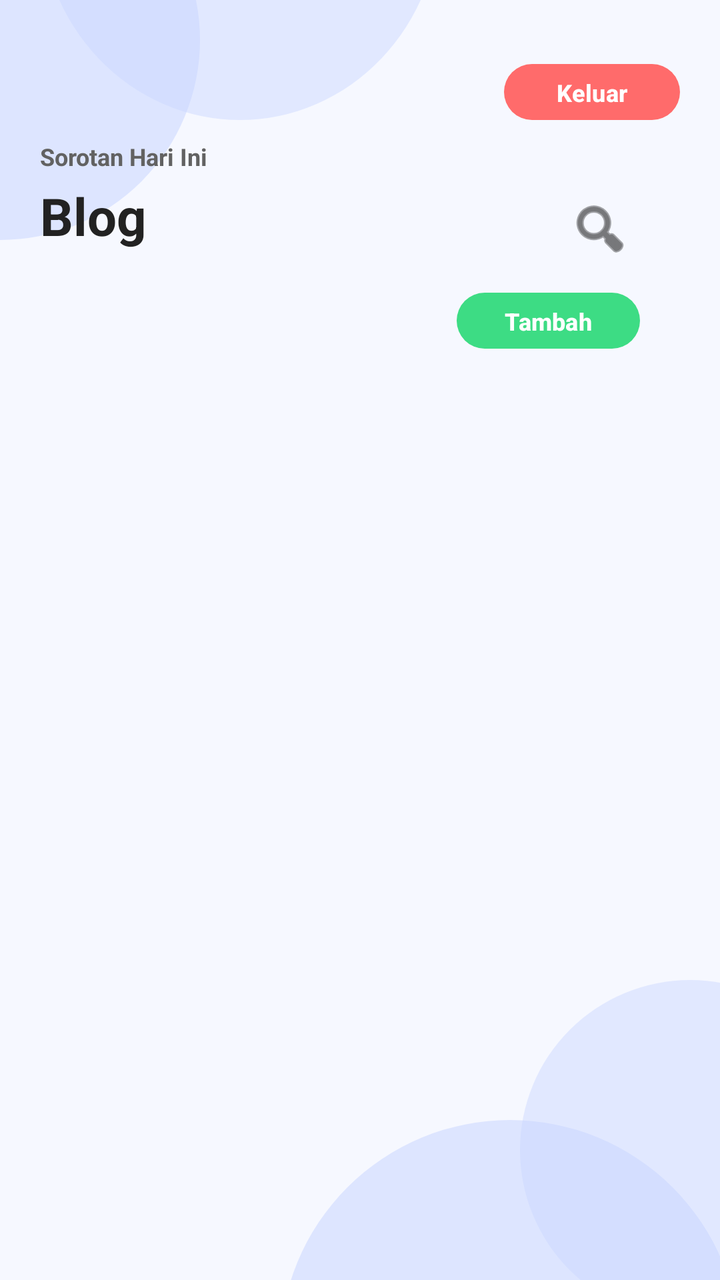
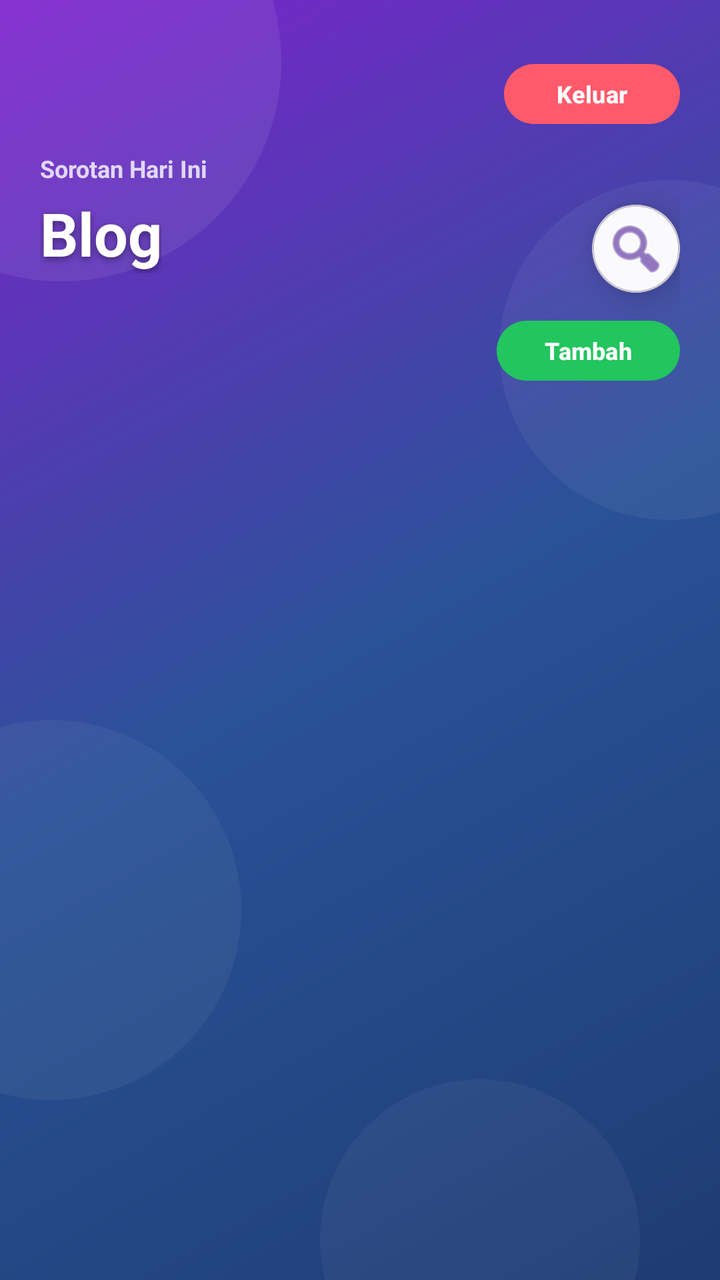

Screens rendered from an Android XML layout before and after an edit, with the pre-edit source and the edit as a unified diff.
<!-- AndroidManifest.xml: application theme Theme.NajwaBelajarNavigationDrawer -->
<!-- res/layout/activity_blog_list.xml -->
<?xml version="1.0" encoding="utf-8"?>
<androidx.constraintlayout.widget.ConstraintLayout
    xmlns:android="http://schemas.android.com/apk/res/android"
    xmlns:app="http://schemas.android.com/apk/res-auto"
    xmlns:tools="http://schemas.android.com/tools"
    android:layout_width="match_parent"
    android:layout_height="match_parent"
    android:background="#F6F8FF"
    tools:context=".BlogListActivity">

    
    <View
        android:id="@+id/bubbleTopLeftBig"
        android:layout_width="200dp"
        android:layout_height="200dp"
        android:alpha="0.55"
        android:background="@drawable/bg_login_bubble"
        android:translationX="-100dp"
        android:translationY="-80dp"
        app:layout_constraintStart_toStartOf="parent"
        app:layout_constraintTop_toTopOf="parent" />

    <View
        android:id="@+id/bubbleTopLeftSmall"
        android:layout_width="200dp"
        android:layout_height="210dp"
        android:alpha="0.45"
        android:background="@drawable/bg_login_bubble"
        android:translationX="20dp"
        android:translationY="-150dp"
        app:layout_constraintStart_toStartOf="parent"
        app:layout_constraintTop_toTopOf="parent" />

    <View
        android:id="@+id/bubbleBottomRightBig"
        android:layout_width="230dp"
        android:layout_height="230dp"
        android:alpha="0.55"
        android:background="@drawable/bg_login_bubble"
        android:translationX="10dp"
        android:translationY="150dp"
        app:layout_constraintBottom_toBottomOf="parent"
        app:layout_constraintEnd_toEndOf="parent" />

    <View
        android:id="@+id/bubbleBottomRightSmall"
        android:layout_width="170dp"
        android:layout_height="170dp"
        android:alpha="0.45"
        android:background="@drawable/bg_login_bubble"
        android:translationX="70dp"
        android:translationY="20dp"
        app:layout_constraintBottom_toBottomOf="parent"
        app:layout_constraintEnd_toEndOf="parent" />

    
    <androidx.constraintlayout.widget.ConstraintLayout
        android:id="@+id/headerContainer"
        android:layout_width="0dp"
        android:layout_height="wrap_content"
        android:layout_marginTop="4dp"
        android:paddingStart="20dp"
        android:paddingTop="24dp"
        android:paddingEnd="20dp"
        android:paddingBottom="8dp"
        app:layout_constraintEnd_toEndOf="parent"
        app:layout_constraintHorizontal_bias="0.0"
        app:layout_constraintStart_toStartOf="parent"
        app:layout_constraintTop_toTopOf="parent">

        
        <com.google.android.material.button.MaterialButton
            android:id="@+id/btnLogout"
            android:layout_width="wrap_content"
            android:layout_height="36dp"
            android:text="Keluar"
            android:textAllCaps="false"
            android:textColor="@android:color/white"
            android:textSize="12sp"
            android:textStyle="bold"
            app:backgroundTint="#FF6B6B"
            app:cornerRadius="14dp"
            app:layout_constraintEnd_toEndOf="parent"
            app:layout_constraintTop_toTopOf="parent" />

        
        <TextView
            android:id="@+id/tvHighlight"
            android:layout_width="wrap_content"
            android:layout_height="wrap_content"
            android:layout_marginTop="6dp"
            android:text="Sorotan Hari Ini"
            android:textColor="#626262"
            android:textSize="12sp"
            android:textStyle="bold"
            app:layout_constraintStart_toStartOf="parent"
            app:layout_constraintTop_toBottomOf="@id/btnLogout" />

        
        <TextView
            android:id="@+id/tvTitlePage"
            android:layout_width="wrap_content"
            android:layout_height="wrap_content"
            android:layout_marginTop="4dp"
            android:text="Blog"
            android:textColor="#222222"
            android:textSize="26sp"
            android:textStyle="bold"
            app:layout_constraintStart_toStartOf="parent"
            app:layout_constraintTop_toBottomOf="@id/tvHighlight" />

        
        <ImageButton
            android:id="@+id/btnSearch"
            android:layout_width="40dp"
            android:layout_height="40dp"
            android:layout_marginTop="8dp"
            android:layout_marginEnd="20dp"
            android:background="@android:color/transparent"
            android:contentDescription="Cari"
            android:padding="8dp"
            android:src="@android:drawable/ic_menu_search"
            app:layout_constraintEnd_toEndOf="parent"
            app:layout_constraintTop_toBottomOf="@+id/tvHighlight"
            app:tint="#222222" />

        
        <com.google.android.material.button.MaterialButton
            android:id="@+id/btnTambah"
            android:layout_width="wrap_content"
            android:layout_height="36dp"
            android:layout_marginTop="8dp"
            android:layout_marginEnd="20dp"
            android:text="Tambah"
            android:textAllCaps="false"
            android:textColor="@android:color/white"
            android:textSize="12sp"
            android:textStyle="bold"
            app:backgroundTint="#3DDC84"
            app:cornerRadius="14dp"
            app:layout_constraintEnd_toEndOf="parent"
            app:layout_constraintTop_toBottomOf="@id/btnSearch" />

        
        <androidx.constraintlayout.widget.Barrier
            android:id="@+id/barrierHeaderBottom"
            android:layout_width="0dp"
            android:layout_height="wrap_content"
            app:barrierDirection="bottom"
            app:constraint_referenced_ids="tvTitlePage,btnTambah" />

        
        <com.google.android.material.card.MaterialCardView
            android:id="@+id/cardSearchBar"
            android:layout_width="0dp"
            android:layout_height="wrap_content"
            android:layout_marginTop="10dp"
            android:visibility="gone"
            app:cardCornerRadius="16dp"
            app:cardElevation="6dp"
            app:cardUseCompatPadding="true"
            app:cardBackgroundColor="@android:color/white"
            app:layout_constraintTop_toBottomOf="@id/barrierHeaderBottom"
            app:layout_constraintStart_toStartOf="parent"
            app:layout_constraintEnd_toEndOf="parent">

            <androidx.constraintlayout.widget.ConstraintLayout
                android:layout_width="match_parent"
                android:layout_height="wrap_content"
                android:padding="10dp">

                <com.google.android.material.textfield.TextInputLayout
                    android:id="@+id/tilSearch"
                    style="@style/Widget.MaterialComponents.TextInputLayout.OutlinedBox"
                    android:layout_width="0dp"
                    android:layout_height="wrap_content"
                    android:minHeight="52dp"
                    app:boxCollapsedPaddingTop="0dp"
                    app:boxBackgroundColor="@android:color/white"
                    app:boxStrokeColor="#9CC2FF"
                    app:boxStrokeWidth="1.5dp"
                    app:boxCornerRadiusTopStart="18dp"
                    app:boxCornerRadiusTopEnd="18dp"
                    app:boxCornerRadiusBottomStart="18dp"
                    app:boxCornerRadiusBottomEnd="18dp"
                    app:endIconMode="clear_text"
                    app:hintEnabled="false"
                    app:layout_constraintStart_toStartOf="parent"
                    app:layout_constraintEnd_toStartOf="@id/btnCloseSearch"
                    app:layout_constraintTop_toTopOf="parent"
                    app:layout_constraintBottom_toBottomOf="parent">

                    <com.google.android.material.textfield.TextInputEditText
                        android:id="@+id/etSearch"
                        android:layout_width="match_parent"
                        android:layout_height="wrap_content"
                        android:hint="Cari judul / penulis / isi..."
                        android:paddingStart="16dp"
                        android:paddingEnd="56dp"
                        android:paddingTop="12dp"
                        android:paddingBottom="12dp"
                        android:gravity="center_vertical"
                        android:singleLine="true"
                        android:scrollHorizontally="true"

                        android:inputType="textNoSuggestions"
                        android:importantForAutofill="no"
                        android:autofillHints=""
                        android:imeOptions="actionSearch|flagNoPersonalizedLearning"

                        android:textColor="#222222"
                        android:textSize="13sp"
                        android:includeFontPadding="false"/>
                </com.google.android.material.textfield.TextInputLayout>

                <ImageButton
                    android:id="@+id/btnCloseSearch"
                    android:layout_width="40dp"
                    android:layout_height="40dp"
                    android:layout_marginStart="8dp"
                    android:background="@android:color/transparent"
                    android:contentDescription="Tutup search"
                    android:src="@android:drawable/ic_menu_close_clear_cancel"
                    app:tint="#222222"
                    app:layout_constraintEnd_toEndOf="parent"
                    app:layout_constraintTop_toTopOf="parent"
                    app:layout_constraintBottom_toBottomOf="parent" />

            </androidx.constraintlayout.widget.ConstraintLayout>
        </com.google.android.material.card.MaterialCardView>

    </androidx.constraintlayout.widget.ConstraintLayout>

    <androidx.recyclerview.widget.RecyclerView
        android:id="@+id/rvBlog"
        android:layout_width="0dp"
        android:layout_height="0dp"
        android:clipToPadding="false"
        android:overScrollMode="never"
        android:paddingStart="12dp"
        android:paddingEnd="12dp"
        android:paddingTop="8dp"
        android:paddingBottom="24dp"
        android:layout_marginTop="4dp"
        app:layout_constraintTop_toBottomOf="@id/headerContainer"
        app:layout_constraintBottom_toBottomOf="parent"
        app:layout_constraintStart_toStartOf="parent"
        app:layout_constraintEnd_toEndOf="parent"/>

</androidx.constraintlayout.widget.ConstraintLayout>
<!-- resources referenced by this layout -->
<resources>
  <!-- drawable bg_login_bubble (drawable) -->
  <?xml version="1.0" encoding="utf-8"?>
  <shape xmlns:android="http://schemas.android.com/apk/res/android" android:shape="oval">
      <solid android:color="#C9D6FF"/>
  </shape>
  <style name="Theme.NajwaBelajarNavigationDrawer" parent="Base.Theme.NajwaBelajarNavigationDrawer" />
  <style name="Base.Theme.NajwaBelajarNavigationDrawer" parent="Theme.Material3.DayNight.NoActionBar">
  
          <item name="colorPrimary">@color/biru_tua</item>
          <item name="colorPrimaryContainer">@color/biru_muda</item>
          <item name="colorOnPrimary">@android:color/white</item>
  
          <item name="android:windowBackground">@color/putih</item>
          <item name="android:statusBarColor">@color/biru_tua</item>
  
          <item name="windowActionBar">false</item>
          <item name="android:windowNoTitle">true</item>
      </style>
  <color name="biru_tua">#0D47A1</color>
  <color name="biru_muda">#42A5F5</color>
  <color name="putih">#FFFFFFFF</color>
</resources>

<!-- the commit's change to res/layout/activity_blog_list.xml (unified diff, before → after) -->
@@ -5,96 +5,96 @@
     xmlns:tools="http://schemas.android.com/tools"
     android:layout_width="match_parent"
     android:layout_height="match_parent"
-    android:background="#F6F8FF"
+    android:background="@drawable/bg_onboarding_gradient"
     tools:context=".BlogListActivity">
 
     
     <View
         android:id="@+id/bubbleTopLeftBig"
-        android:layout_width="200dp"
-        android:layout_height="200dp"
-        android:alpha="0.55"
-        android:background="@drawable/bg_login_bubble"
-        android:translationX="-100dp"
-        android:translationY="-80dp"
+        android:layout_width="220dp"
+        android:layout_height="220dp"
+        android:layout_marginStart="-80dp"
+        android:layout_marginTop="-80dp"
+        android:alpha="0.30"
+        android:background="@drawable/bg_wave_decoration"
         app:layout_constraintStart_toStartOf="parent"
-        app:layout_constraintTop_toTopOf="parent" />
+        app:layout_constraintTop_toTopOf="parent"/>
 
     <View
         android:id="@+id/bubbleTopLeftSmall"
-        android:layout_width="200dp"
-        android:layout_height="210dp"
-        android:alpha="0.45"
-        android:background="@drawable/bg_login_bubble"
-        android:translationX="20dp"
-        android:translationY="-150dp"
-        app:layout_constraintStart_toStartOf="parent"
-        app:layout_constraintTop_toTopOf="parent" />
-
-    <View
-        android:id="@+id/bubbleBottomRightBig"
-        android:layout_width="230dp"
-        android:layout_height="230dp"
-        android:alpha="0.55"
-        android:background="@drawable/bg_login_bubble"
-        android:translationX="10dp"
-        android:translationY="150dp"
-        app:layout_constraintBottom_toBottomOf="parent"
-        app:layout_constraintEnd_toEndOf="parent" />
-
-    <View
-        android:id="@+id/bubbleBottomRightSmall"
         android:layout_width="170dp"
         android:layout_height="170dp"
-        android:alpha="0.45"
-        android:background="@drawable/bg_login_bubble"
-        android:translationX="70dp"
-        android:translationY="20dp"
+        android:layout_marginEnd="-60dp"
+        android:layout_marginTop="90dp"
+        android:alpha="0.22"
+        android:background="@drawable/bg_wave_decoration"
+        app:layout_constraintEnd_toEndOf="parent"
+        app:layout_constraintTop_toTopOf="parent"/>
+
+    <View
+        android:id="@+id/bubbleBottomRightBig"
+        android:layout_width="190dp"
+        android:layout_height="190dp"
+        android:layout_marginStart="-70dp"
+        android:layout_marginBottom="90dp"
+        android:alpha="0.20"
+        android:background="@drawable/bg_wave_decoration"
         app:layout_constraintBottom_toBottomOf="parent"
-        app:layout_constraintEnd_toEndOf="parent" />
+        app:layout_constraintStart_toStartOf="parent"/>
+
+    <View
+        android:id="@+id/bubbleBottomRightSmall"
+        android:layout_width="160dp"
+        android:layout_height="160dp"
+        android:layout_marginEnd="40dp"
+        android:layout_marginBottom="-60dp"
+        android:alpha="0.18"
+        android:background="@drawable/bg_wave_decoration"
+        app:layout_constraintBottom_toBottomOf="parent"
+        app:layout_constraintEnd_toEndOf="parent"/>
 
     
     <androidx.constraintlayout.widget.ConstraintLayout
         android:id="@+id/headerContainer"
         android:layout_width="0dp"
         android:layout_height="wrap_content"
-        android:layout_marginTop="4dp"
+        android:layout_marginTop="6dp"
         android:paddingStart="20dp"
-        android:paddingTop="24dp"
+        android:paddingTop="22dp"
         android:paddingEnd="20dp"
-        android:paddingBottom="8dp"
+        android:paddingBottom="10dp"
+        app:layout_constraintStart_toStartOf="parent"
         app:layout_constraintEnd_toEndOf="parent"
-        app:layout_constraintHorizontal_bias="0.0"
-        app:layout_constraintStart_toStartOf="parent"
         app:layout_constraintTop_toTopOf="parent">
 
         
         <com.google.android.material.button.MaterialButton
             android:id="@+id/btnLogout"
             android:layout_width="wrap_content"
-            android:layout_height="36dp"
+            android:layout_height="38dp"
             android:text="Keluar"
             android:textAllCaps="false"
             android:textColor="@android:color/white"
             android:textSize="12sp"
             android:textStyle="bold"
-            app:backgroundTint="#FF6B6B"
-            app:cornerRadius="14dp"
+            app:backgroundTint="#FF5A6B"
+            app:cornerRadius="999dp"
             app:layout_constraintEnd_toEndOf="parent"
-            app:layout_constraintTop_toTopOf="parent" />
+            app:layout_constraintTop_toTopOf="parent"/>
 
         
         <TextView
             android:id="@+id/tvHighlight"
             android:layout_width="wrap_content"
             android:layout_height="wrap_content"
-            android:layout_marginTop="6dp"
+            android:layout_marginTop="10dp"
             android:text="Sorotan Hari Ini"
-            android:textColor="#626262"
+            android:textColor="#EDE9FE"
             android:textSize="12sp"
             android:textStyle="bold"
+            android:alpha="0.9"
             app:layout_constraintStart_toStartOf="parent"
-            app:layout_constraintTop_toBottomOf="@id/btnLogout" />
+            app:layout_constraintTop_toBottomOf="@id/btnLogout"/>
 
         
         <TextView
@@ -103,43 +103,54 @@
             android:layout_height="wrap_content"
             android:layout_marginTop="4dp"
             android:text="Blog"
-            android:textColor="#222222"
-            android:textSize="26sp"
-            android:textStyle="bold"
+            android:textColor="@android:color/white"
+            android:textSize="30sp"
+            android:textStyle="bold"
+            android:shadowColor="#60000000"
+            android:shadowDx="0"
+            android:shadowDy="4"
+            android:shadowRadius="8"
             app:layout_constraintStart_toStartOf="parent"
-            app:layout_constraintTop_toBottomOf="@id/tvHighlight" />
-
-        
-        <ImageButton
-            android:id="@+id/btnSearch"
-            android:layout_width="40dp"
-            android:layout_height="40dp"
-            android:layout_marginTop="8dp"
-            android:layout_marginEnd="20dp"
-            android:background="@android:color/transparent"
-            android:contentDescription="Cari"
-            android:padding="8dp"
-            android:src="@android:drawable/ic_menu_search"
+            app:layout_constraintTop_toBottomOf="@id/tvHighlight"/>
+
+        
+        <com.google.android.material.card.MaterialCardView
+            android:id="@+id/cardSearchIcon"
+            android:layout_width="44dp"
+            android:layout_height="44dp"
+            android:layout_marginTop="10dp"
+            app:cardCornerRadius="22dp"
+            app:cardElevation="10dp"
+            app:cardBackgroundColor="#F8FFFFFF"
             app:layout_constraintEnd_toEndOf="parent"
-            app:layout_constraintTop_toBottomOf="@+id/tvHighlight"
-            app:tint="#222222" />
+            app:layout_constraintTop_toBottomOf="@id/tvHighlight">
+
+            <ImageButton
+                android:id="@+id/btnSearch"
+                android:layout_width="match_parent"
+                android:layout_height="match_parent"
+                android:background="@android:color/transparent"
+                android:contentDescription="Cari"
+                android:padding="10dp"
+                android:src="@android:drawable/ic_menu_search"
+                app:tint="#4C1D95"/>
+        </com.google.android.material.card.MaterialCardView>
 
         
         <com.google.android.material.button.MaterialButton
             android:id="@+id/btnTambah"
             android:layout_width="wrap_content"
-            android:layout_height="36dp"
-            android:layout_marginTop="8dp"
-            android:layout_marginEnd="20dp"
+            android:layout_height="38dp"
+            android:layout_marginTop="10dp"
             android:text="Tambah"
             android:textAllCaps="false"
             android:textColor="@android:color/white"
             android:textSize="12sp"
             android:textStyle="bold"
-            app:backgroundTint="#3DDC84"
-            app:cornerRadius="14dp"
+            app:backgroundTint="#22C55E"
+            app:cornerRadius="999dp"
             app:layout_constraintEnd_toEndOf="parent"
-            app:layout_constraintTop_toBottomOf="@id/btnSearch" />
+            app:layout_constraintTop_toBottomOf="@id/cardSearchIcon"/>
 
         
         <androidx.constraintlayout.widget.Barrier
@@ -147,19 +158,19 @@
             android:layout_width="0dp"
             android:layout_height="wrap_content"
             app:barrierDirection="bottom"
-            app:constraint_referenced_ids="tvTitlePage,btnTambah" />
+            app:constraint_referenced_ids="tvTitlePage,btnTambah"/>
 
         
         <com.google.android.material.card.MaterialCardView
             android:id="@+id/cardSearchBar"
             android:layout_width="0dp"
             android:layout_height="wrap_content"
-            android:layout_marginTop="10dp"
+            android:layout_marginTop="12dp"
             android:visibility="gone"
-            app:cardCornerRadius="16dp"
-            app:cardElevation="6dp"
+            app:cardCornerRadius="22dp"
+            app:cardElevation="14dp"
             app:cardUseCompatPadding="true"
-            app:cardBackgroundColor="@android:color/white"
+            app:cardBackgroundColor="#F8FFFFFF"
             app:layout_constraintTop_toBottomOf="@id/barrierHeaderBottom"
             app:layout_constraintStart_toStartOf="parent"
             app:layout_constraintEnd_toEndOf="parent">
@@ -167,7 +178,7 @@
             <androidx.constraintlayout.widget.ConstraintLayout
                 android:layout_width="match_parent"
                 android:layout_height="wrap_content"
-                android:padding="10dp">
+                android:padding="12dp">
 
                 <com.google.android.material.textfield.TextInputLayout
                     android:id="@+id/tilSearch"
@@ -176,8 +187,8 @@
                     android:layout_height="wrap_content"
                     android:minHeight="52dp"
                     app:boxCollapsedPaddingTop="0dp"
-                    app:boxBackgroundColor="@android:color/white"
-                    app:boxStrokeColor="#9CC2FF"
+                    app:boxBackgroundColor="#F9FAFB"
+                    app:boxStrokeColor="#7E22CE"
                     app:boxStrokeWidth="1.5dp"
                     app:boxCornerRadiusTopStart="18dp"
                     app:boxCornerRadiusTopEnd="18dp"
@@ -202,45 +213,45 @@
                         android:gravity="center_vertical"
                         android:singleLine="true"
                         android:scrollHorizontally="true"
-
                         android:inputType="textNoSuggestions"
                         android:importantForAutofill="no"
                         android:autofillHints=""
                         android:imeOptions="actionSearch|flagNoPersonalizedLearning"
-
-                        android:textColor="#222222"
+                        android:textColor="#1E3A8A"
+                        android:textColorHint="#94A3B8"
                         android:textSize="13sp"
-                        android:includeFontPadding="false"/>
+                        android:includeFontPadding="false"
+                        android:background="@null"/>
                 </com.google.android.material.textfield.TextInputLayout>
 
                 <ImageButton
                     android:id="@+id/btnCloseSearch"
-                    android:layout_width="40dp"
-                    android:layout_height="40dp"
-                    android:layout_marginStart="8dp"
+                    android:layout_width="44dp"
+                    android:layout_height="44dp"
+                    android:layout_marginStart="10dp"
                     android:background="@android:color/transparent"
                     android:contentDescription="Tutup search"
                     android:src="@android:drawable/ic_menu_close_clear_cancel"
-                    app:tint="#222222"
+                    app:tint="#4C1D95"
                     app:layout_constraintEnd_toEndOf="parent"
                     app:layout_constraintTop_toTopOf="parent"
-                    app:layout_constraintBottom_toBottomOf="parent" />
-
+                    app:layout_constraintBottom_toBottomOf="parent"/>
             </androidx.constraintlayout.widget.ConstraintLayout>
         </com.google.android.material.card.MaterialCardView>
 
     </androidx.constraintlayout.widget.ConstraintLayout>
 
+    
     <androidx.recyclerview.widget.RecyclerView
         android:id="@+id/rvBlog"
         android:layout_width="0dp"
         android:layout_height="0dp"
         android:clipToPadding="false"
         android:overScrollMode="never"
-        android:paddingStart="12dp"
-        android:paddingEnd="12dp"
-        android:paddingTop="8dp"
-        android:paddingBottom="24dp"
+        android:paddingStart="6dp"
+        android:paddingEnd="6dp"
+        android:paddingTop="4dp"
+        android:paddingBottom="4dp"
         android:layout_marginTop="4dp"
         app:layout_constraintTop_toBottomOf="@id/headerContainer"
         app:layout_constraintBottom_toBottomOf="parent"
<!-- resource entries referenced after the edit -->
@@ -1,9 +1,20 @@
 <!-- resources referenced by this layout -->
 <resources>
-  <!-- drawable bg_login_bubble (drawable) -->
+  <!-- drawable bg_onboarding_gradient (drawable) -->
   <?xml version="1.0" encoding="utf-8"?>
-  <shape xmlns:android="http://schemas.android.com/apk/res/android" android:shape="oval">
-      <solid android:color="#C9D6FF"/>
+  <shape xmlns:android="http://schemas.android.com/apk/res/android">
+      <gradient
+          android:angle="135"
+          android:startColor="#1e3c72"
+          android:centerColor="#2a5298"
+          android:endColor="#7e22ce"
+          android:type="linear" />
+  </shape>
+  <!-- drawable bg_wave_decoration (drawable) -->
+  <?xml version="1.0" encoding="utf-8"?>
+  <shape xmlns:android="http://schemas.android.com/apk/res/android"
+      android:shape="oval">
+      <solid android:color="#40FFFFFF" />
   </shape>
   <style name="Theme.NajwaBelajarNavigationDrawer" parent="Base.Theme.NajwaBelajarNavigationDrawer" />
   <style name="Base.Theme.NajwaBelajarNavigationDrawer" parent="Theme.Material3.DayNight.NoActionBar">
